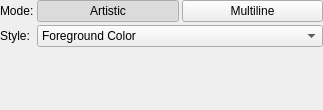
Above: krita/plugins/tools/tool_text/wdgtextoptions.ui from KDE/krita before the change. Below: the same form after it.
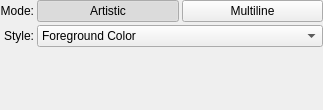
That is the form after the change.

Commit message:
Fix the alignment of labels in dialogs
Patch by Juan Palacios

```diff
--- a/krita/plugins/tools/tool_text/wdgtextoptions.ui
+++ b/krita/plugins/tools/tool_text/wdgtextoptions.ui
@@ -51,6 +51,9 @@
        <property name="text">
         <string>Mode:</string>
        </property>
+       <property name="alignment">
+        <set>Qt::AlignRight|Qt::AlignTrailing|Qt::AlignVCenter</set>
+       </property>
       </widget>
      </item>
      <item row="2" column="0">
@@ -58,6 +61,9 @@
        <property name="text">
         <string>Style:</string>
        </property>
+       <property name="alignment">
+        <set>Qt::AlignRight|Qt::AlignTrailing|Qt::AlignVCenter</set>
+       </property>
       </widget>
      </item>
      <item row="0" column="1">
```
Left out of the diff: 11 changed lines with no effect on the pictures. The commit also changes 71 other files.
